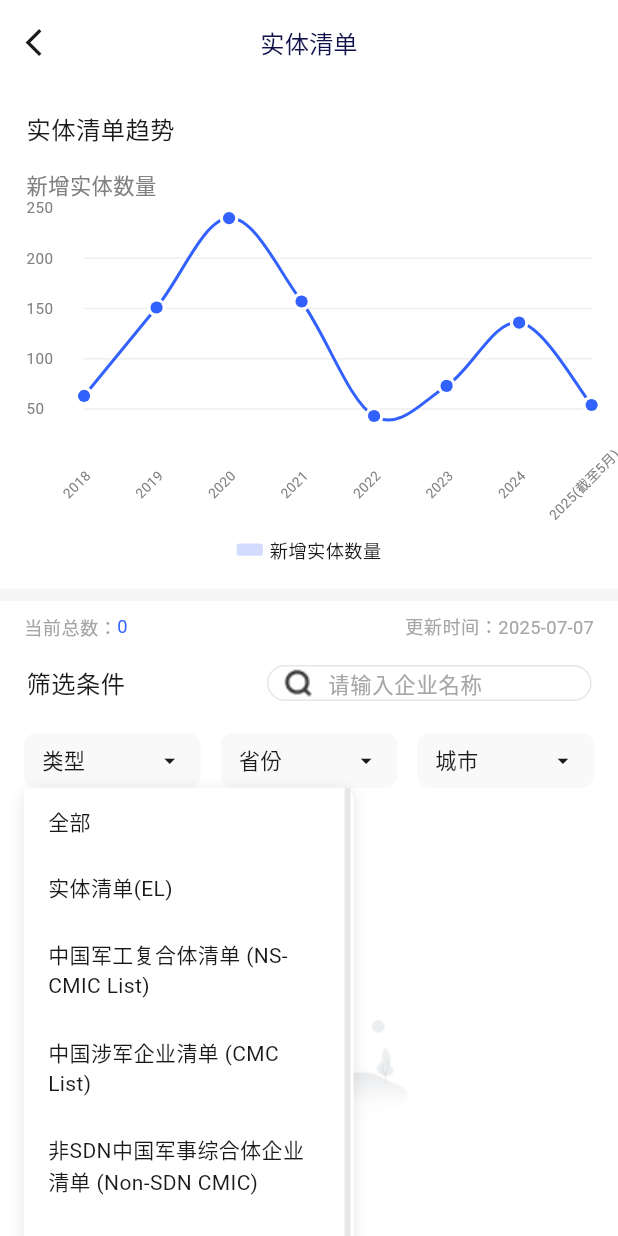
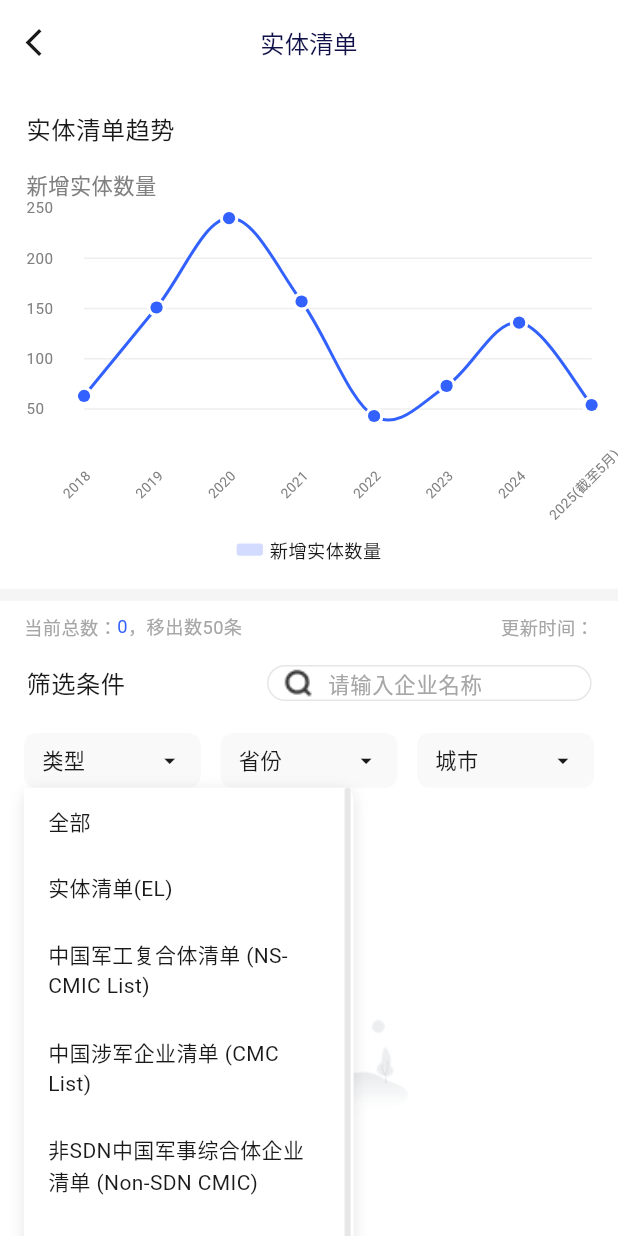
Before and after one commit to shen0909/FY_app, a Flutter app: the DetailListPage screen opened by its route, after a tap on "类型", on a phone screen of 412 x 824 dp. Run offline on Flutter 3.47's test engine with Material 3 defaults, Android fonts, the phone set to English and light mode, and no system bars; drawn by our look-alikes of fl_chart; our stand-ins replace badges, dio, flutter_local_notifications, flutter_markdown, flutter_screenutil, get and 8 more; missing offline and left inert: flutter_archive, side_sheet, version; accounts and stored records are empty; generated files the repository leaves out were written again; network calls fail; Roboto replaces fonts that are missing (AlibabaPuHuiTi).

Commit message:
feature: 实体清单接口修改，新增筛选字段与更新时间

```diff
--- a/lib/https/api_service.dart
+++ b/lib/https/api_service.dart
@@ -376,7 +376,6 @@ class ApiService {
     dynamic result = await _sendChannelEvent(paramData: paramData);
     if (result != null && result['is_success'] == true && result['result_string'] != null) {
       try {
-        // 解析result_string
         Map<String, dynamic> resultData = jsonDecode(result['result_string']);
         return SanctionListResponse.fromJson(resultData);
       } catch (e) {
--- a/lib/models/detail_list_data.dart
+++ b/lib/models/detail_list_data.dart
@@ -33,11 +33,15 @@ class SanctionListResponse {
 class SanctionListData {
   final int allCount;
   final int allPage;
+  final int search_all_num;
+  final String update_time;
   final List<SanctionEntity> entities;
 
   SanctionListData({
     required this.allCount,
     required this.allPage,
+    required this.search_all_num,
+    required this.update_time,
     required this.entities,
   });
 
@@ -52,6 +56,8 @@ class SanctionListData {
     return SanctionListData(
       allCount: json['all_count'] ?? 0,
       allPage: json['all_page'] ?? 0,
+      search_all_num: json['search_all_num'] ?? 0,
+      update_time: json['update_time'] ?? "",
       entities: entities,
     );
   }
--- a/lib/pages/detail_list/detail_list_logic.dart
+++ b/lib/pages/detail_list/detail_list_logic.dart
@@ -133,10 +133,11 @@ class DetailListLogic extends GetxController {
         state.sanctionList.clear();
         state.sanctionList.value = newEntities;
         state.totalCount.value = response.data!.allCount;
+        state.searchCount.value = response.data!.search_all_num;
+        state.updateTime.value = response.data!.update_time;
         // 检查是否还有更多数据
         final totalPages = (response.data!.allCount / state.pageSize.value).ceil();
         state.hasMoreData.value = state.currentPage.value < totalPages;
-
         // 数据加载完成后计算表格宽度
         calculateTableWidth();
 
@@ -146,6 +147,8 @@ class DetailListLogic extends GetxController {
         if (isRefresh || state.currentPage.value == 1) {
           state.sanctionList.clear();
           state.totalCount.value = 0;
+          state.searchCount.value = 0;
+          state.updateTime.value = "";
         }
         state.hasMoreData.value = false;
       }
@@ -154,6 +157,8 @@ class DetailListLogic extends GetxController {
       if (isRefresh || state.currentPage.value == 1) {
         state.sanctionList.clear();
         state.totalCount.value = 0;
+        state.searchCount.value = 0;
+        state.updateTime.value = "";
       }
       state.hasMoreData.value = false;
     } finally {
--- a/lib/pages/detail_list/detail_list_state.dart
+++ b/lib/pages/detail_list/detail_list_state.dart
@@ -329,6 +329,8 @@ class DetailListState {
 
   // 总数量
   var totalCount = 0.obs;
+  var searchCount = 0.obs;
+  var updateTime = "".obs;
   RxDouble totalTableWidth = 0.0.obs;
   RxDouble maxSanctionTypeWidth = 0.0.obs; // 存储制裁类型列的宽度
 
--- a/lib/pages/detail_list/detail_list_view.dart
+++ b/lib/pages/detail_list/detail_list_view.dart
@@ -38,7 +38,8 @@ class DetailListPage extends StatelessWidget {
               _buildFilterSection(),
               _buildFilterChips(context),
               _buildResultCount(),
-              Obx(() => DynamicScrollbarWrapper(
+              Obx(() =>
+                  DynamicScrollbarWrapper(
                       scrollDirection: Axis.horizontal,
                       scrollController: logic.horizontalScrollController,
                       overallContentExtent: state.totalTableWidth.value,
@@ -78,16 +79,26 @@ class DetailListPage extends StatelessWidget {
                   ),
                 );
               }),
-            ],
-          ),
               Text(
-            "更新时间：2025-07-07",
+                "，移出数50条",
                 style: TextStyle(
                   fontSize: 12.sp,
                   color: FYColors.color_A6A6A6,
                   fontWeight: FontWeight.normal,
                 ),
+              )
+            ],
           ),
+          Obx(() {
+            return Text(
+              "更新时间：${state.updateTime.value}",
+              style: TextStyle(
+                fontSize: 12.sp,
+                color: FYColors.color_A6A6A6,
+                fontWeight: FontWeight.normal,
+              ),
+            );
+          }),
         ],
       ),
     );
@@ -228,7 +239,7 @@ class DetailListPage extends StatelessWidget {
       padding: const EdgeInsets.symmetric(horizontal: 16, vertical: 8),
       child: Obx(() =>
           Text(
-            "总数${state.totalCount}条，移除数50条",
+            "总数${state.searchCount}条",
             style: TextStyle(
               fontSize: 12.sp,
               color: Color(0xFF3361FE),
@@ -258,7 +269,8 @@ class DetailListPage extends StatelessWidget {
           }
 
           // 数据为空时显示暂无数据
-          if (state.sanctionList.isEmpty && !state.isLoading.value && !state.isRefreshing.value) {
+          if (state.sanctionList.isEmpty && !state.isLoading.value &&
+              !state.isRefreshing.value) {
             return FYWidget.buildEmptyContent();
           }
 
@@ -269,8 +281,7 @@ class DetailListPage extends StatelessWidget {
           double removalTimeWidth = 80.w; // 移除时间列
 
           // 从state中获取计算好的制裁类型宽度
-          double maxSanctionTypeWidth = state.maxSanctionTypeWidth.value > 0 ?
-              state.maxSanctionTypeWidth.value : 150.w;
+          double maxSanctionTypeWidth = state.maxSanctionTypeWidth.value > 0 ? state.maxSanctionTypeWidth.value : 150.w;
 
           return Row(
             children: [
@@ -394,7 +405,7 @@ class DetailListPage extends StatelessWidget {
                                   SizedBox(
                                     width: removalTimeWidth,
                                     child: Text(
-                                      "移除时间",
+                                      "移出时间",
                                       style: TextStyle(
                                         fontSize: 12.sp,
                                         color: Color(0xFF3361FE),
@@ -780,7 +791,7 @@ class DetailListPage extends StatelessWidget {
   // 添加分页按钮组件
   Widget _buildPagination() {
     return Obx(() {
-      if(state.sanctionList.isEmpty) {
+      if (state.sanctionList.isEmpty) {
         return Container();
       }
       // 计算总页数
```
Lines whose indentation alone changed are shown as unchanged.
